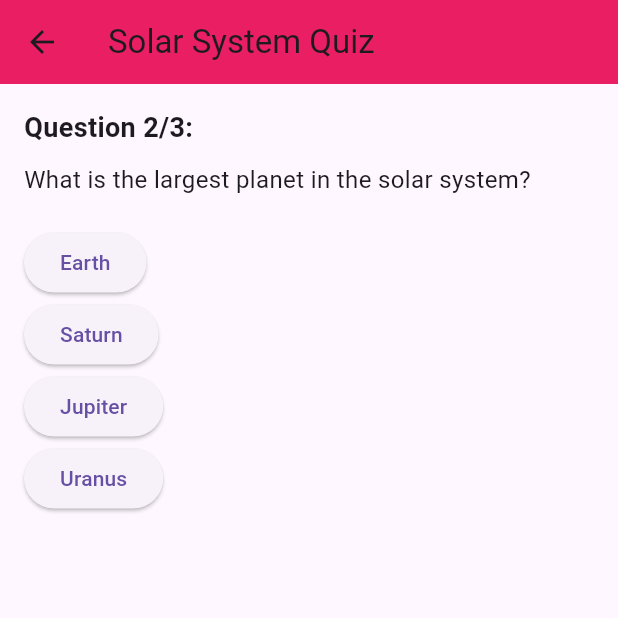
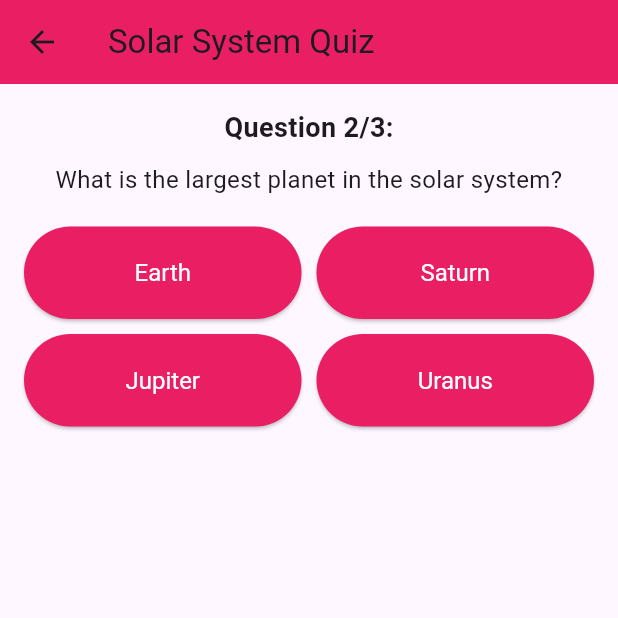
Before and after one commit to DenisaTerchescu/solar-system-ar, a Flutter app: the QuizPage screen opened directly, after a tap on "Mars", on a phone screen of 412 x 824 dp, the top half of it. Run offline on Flutter 3.47's test engine with Material 3 defaults, Android fonts, the light colour scheme and no system bars; our stand-ins replace fluttertoast; missing offline and left inert: arcore_flutter_plugin.

Commit message:
Quiz parte done

```diff
--- a/lib/Quiz.dart
+++ b/lib/Quiz.dart
@@ -10,6 +10,7 @@ class QuizPage extends StatefulWidget {
 class _QuizPageState extends State<QuizPage> {
   int currentQuestionIndex = 0;
   int score = 0;
+  String? selectedOption;
 
   final List<Map<String, dynamic>> questions = [
     {
@@ -23,26 +24,31 @@ class _QuizPageState extends State<QuizPage> {
       'answer': 'Jupiter'
     },
     {
-      'question': 'Which planet is closest to the Sun?',
+      'question': 'Which planet is the closest to the Sun?',
       'options': ['Mercury', 'Venus', 'Earth', 'Mars'],
       'answer': 'Mercury'
     },
   ];
 
   void _checkAnswer(String selectedOption) {
+    setState(() {
+      this.selectedOption = selectedOption;
+
       if (selectedOption == questions[currentQuestionIndex]['answer']) {
-      setState(() {
         score++;
+      }
     });
-    }
 
+    Future.delayed(const Duration(seconds: 1), () {
       if (currentQuestionIndex < questions.length - 1) {
         setState(() {
           currentQuestionIndex++;
+          this.selectedOption = null;
         });
       } else {
         _showFinalScoreDialog();
       }
+    });
   }
 
   void _showFinalScoreDialog() {
@@ -56,7 +62,7 @@ class _QuizPageState extends State<QuizPage> {
             TextButton(
               onPressed: () {
                 Navigator.of(context).pop();
-                Navigator.of(context).pop(); // Return to the main page
+                Navigator.of(context).pop();
               },
               child: const Text('Close'),
             ),
@@ -73,10 +79,12 @@ class _QuizPageState extends State<QuizPage> {
         title: const Text('Solar System Quiz'),
         backgroundColor: Colors.pink,
       ),
-      body: Padding(
+      body: Center(
+        child: Padding(
           padding: const EdgeInsets.all(16.0),
           child: Column(
-          crossAxisAlignment: CrossAxisAlignment.start,
+            mainAxisAlignment: MainAxisAlignment.center,
+            crossAxisAlignment: CrossAxisAlignment.center,
             children: [
               Text(
                 'Question ${currentQuestionIndex + 1}/${questions.length}:',
@@ -85,16 +93,38 @@ class _QuizPageState extends State<QuizPage> {
               const SizedBox(height: 10),
               Text(
                 questions[currentQuestionIndex]['question'],
+                textAlign: TextAlign.center,
                 style: const TextStyle(fontSize: 16),
               ),
               const SizedBox(height: 20),
-            ...questions[currentQuestionIndex]['options'].map<Widget>((option) {
+              Expanded(
+                child: GridView.count(
+                  crossAxisCount: 2,
+                  mainAxisSpacing: 10,
+                  crossAxisSpacing: 10,
+                  childAspectRatio: 3,
+                  children: questions[currentQuestionIndex]['options'].map<Widget>((option) {
+                    final bool isCorrect = option == questions[currentQuestionIndex]['answer'];
+                    final bool isSelected = option == selectedOption;
+
                     return ElevatedButton(
-                onPressed: () => _checkAnswer(option),
+                      style: ElevatedButton.styleFrom(
+                        backgroundColor: isSelected
+                            ? (isCorrect ? Colors.green : Colors.red)
+                            : Colors.pink,
+                        foregroundColor: Colors.white,
+                        textStyle: const TextStyle(fontSize: 16),
+                      ),
+                      onPressed: selectedOption == null
+                          ? () => _checkAnswer(option)
+                          : null,
                       child: Text(option),
                     );
                   }).toList(),
+                ),
+              ),
             ],
+          ),
         ),
       ),
     );
--- a/lib/main.dart
+++ b/lib/main.dart
@@ -270,13 +270,13 @@ void _showQuizDialog(BuildContext context) {
         actions: [
           TextButton(
             onPressed: () {
-              Navigator.of(context).pop(); // Close the dialog
+              Navigator.of(context).pop();
             },
             child: const Text('Close'),
           ),
           TextButton(
             onPressed: () {
-              Navigator.of(context).pop(); // Close the dialog
+              Navigator.of(context).pop();
               Navigator.push(
                 context,
                 MaterialPageRoute(builder: (context) => const QuizPage()),
```
Lines whose indentation alone changed are shown as unchanged.
